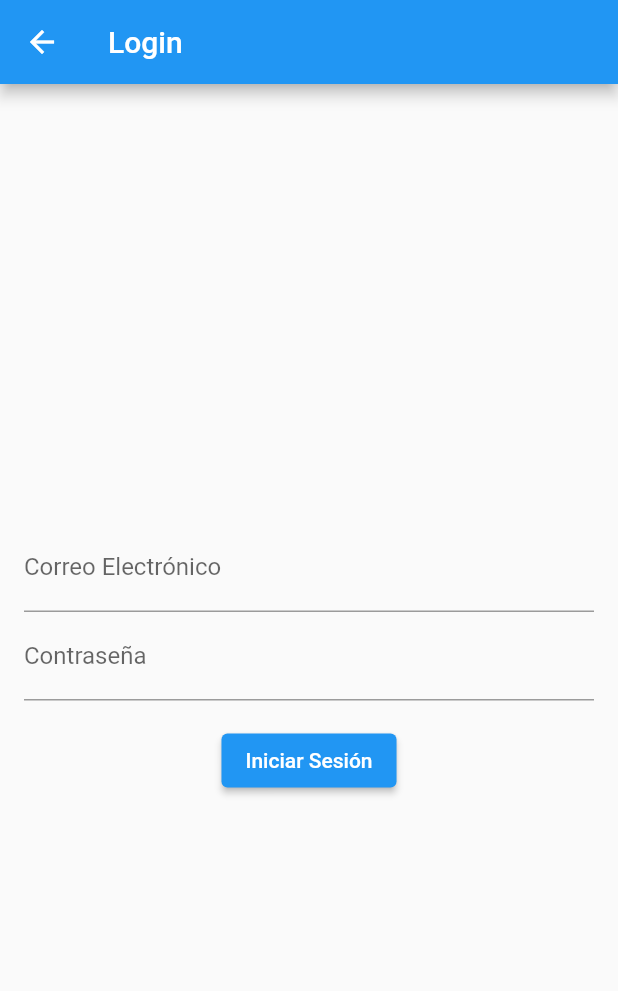
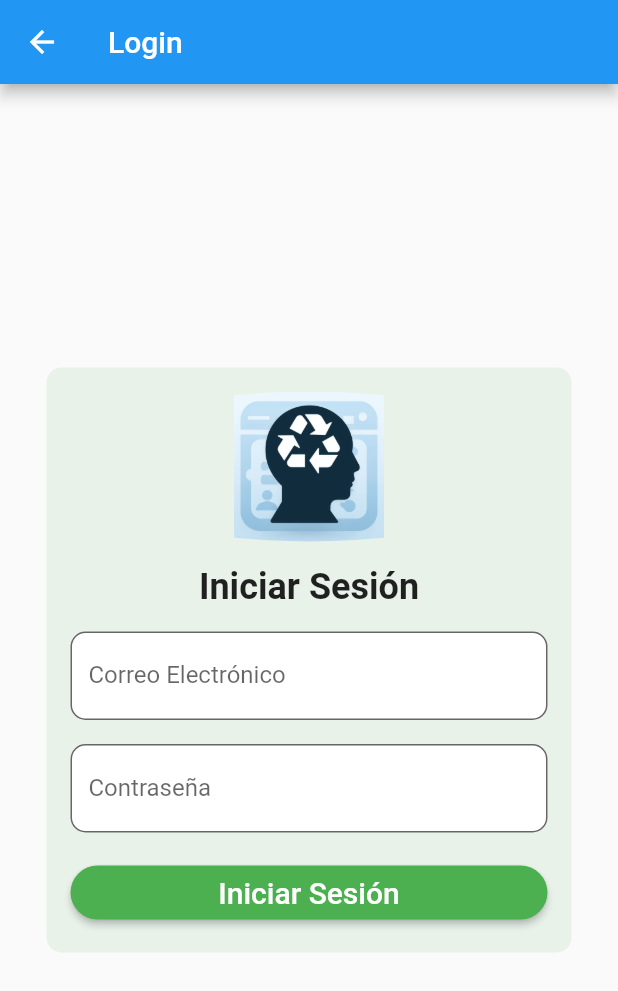
Before and after one commit to yojanz22/Appmovil_Recicla, a Flutter app: the LoginPage screen opened directly, on a phone screen of 412 x 824 dp. Shown: the top 991 px of the screen. Run offline on Flutter 3.47's test engine with Material 2 defaults, Android fonts, the phone set to English and light mode, and no system bars; our stand-ins replace cloud_firestore, firebase_auth, firebase_core, geocoding, geolocator, google_maps_flutter and 1 more; accounts and stored records are empty.

Commit message:
diseño login

```diff
--- a/lib/login.dart
+++ b/lib/login.dart
@@ -39,16 +39,48 @@ class _LoginPageState extends State<LoginPage> {
       appBar: AppBar(
         title: Text('Login'),
       ),
-      body: Padding(
-        padding: const EdgeInsets.all(16.0),
-        child: Form(
+      body: Center(
+        child: Container(
+          width: 350, // Ancho del contenedor
+          padding: EdgeInsets.all(16.0),
+          decoration: BoxDecoration(
+            color: Colors.green
+                .withOpacity(0.1), // Fondo verde claro y transparente
+            borderRadius: BorderRadius.circular(10.0),
+          ),
+          child: SingleChildScrollView(
+            child: Column(
+              children: <Widget>[
+                Container(
+                  width: double.infinity,
+                  child: ClipOval(
+                    child: Image.asset(
+                      'assets/login.jpeg', // Cambia la ruta a la nueva imagen
+                      width: 100,
+                      height: 100,
+                    ),
+                  ),
+                ),
+                SizedBox(height: 16),
+                Text(
+                  'Iniciar Sesión',
+                  style: TextStyle(fontSize: 24, fontWeight: FontWeight.bold),
+                ),
+                SizedBox(height: 16),
+                Form(
                   key: _formKey,
                   child: Column(
-            mainAxisAlignment: MainAxisAlignment.center,
-            children: <Widget>[
+                    children: [
                       TextFormField(
                         controller: _emailController,
-                decoration: InputDecoration(labelText: 'Correo Electrónico'),
+                        decoration: InputDecoration(
+                          labelText: 'Correo Electrónico',
+                          border: OutlineInputBorder(
+                            borderRadius: BorderRadius.circular(10.0),
+                          ),
+                          filled: true,
+                          fillColor: Colors.white, // Fondo blanco
+                        ),
                         validator: (value) {
                           if (value == null || value.isEmpty) {
                             return 'Por favor, ingrese su correo electrónico.';
@@ -56,10 +88,18 @@ class _LoginPageState extends State<LoginPage> {
                           return null;
                         },
                       ),
+                      SizedBox(height: 16),
                       TextFormField(
                         controller: _passwordController,
-                decoration: InputDecoration(labelText: 'Contraseña'),
-                obscureText: true,
+                        decoration: InputDecoration(
+                          labelText: 'Contraseña',
+                          border: OutlineInputBorder(
+                            borderRadius: BorderRadius.circular(10.0),
+                          ),
+                          filled: true,
+                          fillColor: Colors.white, // Fondo blanco
+                        ),
+                        obscureText: true, // Ocultar contraseña
                         validator: (value) {
                           if (value == null || value.isEmpty) {
                             return 'Por favor, ingrese su contraseña.';
@@ -67,14 +107,35 @@ class _LoginPageState extends State<LoginPage> {
                           return null;
                         },
                       ),
+                    ],
+                  ),
+                ),
                 SizedBox(height: 16),
                 ElevatedButton(
                   onPressed: () {
                     _signIn(context);
                   },
-                child: Text('Iniciar Sesión'),
+                  style: ButtonStyle(
+                    backgroundColor:
+                        MaterialStateProperty.all<Color>(Colors.green),
+                    shape: MaterialStateProperty.all<RoundedRectangleBorder>(
+                      RoundedRectangleBorder(
+                        borderRadius: BorderRadius.circular(30.0),
+                      ),
+                    ),
+                  ),
+                  child: Container(
+                    width: double.infinity,
+                    child: Center(
+                      child: Text(
+                        'Iniciar Sesión',
+                        style: TextStyle(fontSize: 20),
+                      ),
+                    ),
+                  ),
                 ),
               ],
+            ),
           ),
         ),
       ),
--- a/pubspec.yaml
+++ b/pubspec.yaml
@@ -36,3 +36,4 @@ flutter:
   uses-material-design: true
   assets:
     - assets/logo.jpeg
+    - assets/login.jpeg
```
Also changed, not shown: assets/login.jpeg (added). Lines whose indentation alone changed are shown as unchanged.
